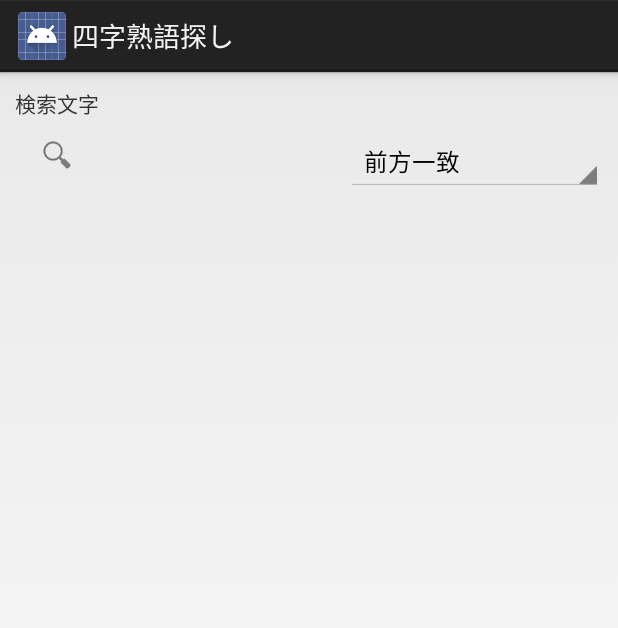
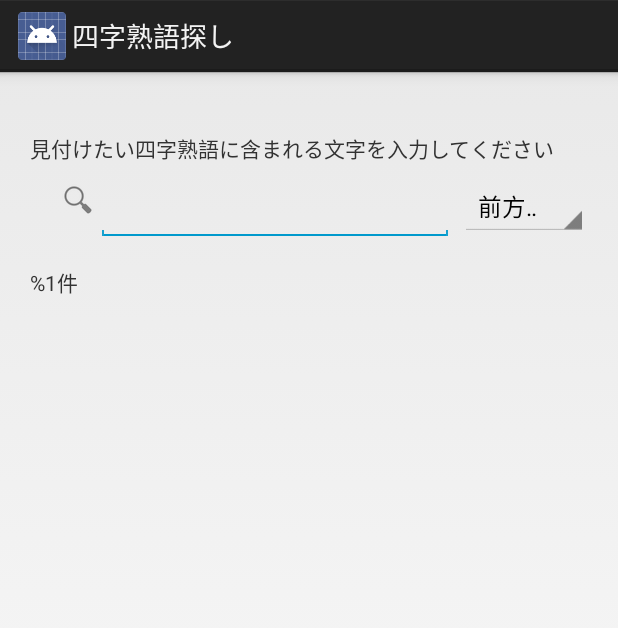
Before and after one commit to yoichi75jp/SearchIdiom4, an Android app: the screen it shows after launch (MainActivity), on a phone screen of 412 x 824 dp. Shown: the top 628 px of the screen. Run offline under Robolectric (Android 15) with nearby library versions, the phone set to English and light mode, and no system bars; our stand-ins replace AdMob.

Commit message:
一旦保存

```diff
--- a/app/src/main/AndroidManifest.xml
+++ b/app/src/main/AndroidManifest.xml
@@ -15,6 +15,10 @@
 
                 <category android:name="android.intent.category.LAUNCHER" />
             </intent-filter>
+            <intent-filter>
+                <!-- Search Intentを受け取れるようにする -->
+                <action android:name="android.intent.action.SEARCH" />
+            </intent-filter>
             <meta-data android:name="android.app.default_searchable"
                 android:value=".MainActivity" />
             <meta-data android:name="android.app.searchable"
--- a/app/src/main/java/com/aufthesis/searchidiom4/MainActivity.java
+++ b/app/src/main/java/com/aufthesis/searchidiom4/MainActivity.java
@@ -1,13 +1,53 @@
 package com.aufthesis.searchidiom4;
 
 import android.app.Activity;
+import android.app.SearchManager;
+import android.app.SearchableInfo;
+import android.content.ComponentName;
+import android.content.Context;
+import android.content.Intent;
 import android.os.Bundle;
+import android.widget.SearchView;
 
 public class MainActivity extends Activity {
+
+    private SearchView m_searchView;
 
     @Override
     protected void onCreate(Bundle savedInstanceState) {
         super.onCreate(savedInstanceState);
         setContentView(R.layout.activity_main);
+
+        m_searchView = findViewById(R.id.search_view);
+        m_searchView.setIconified(false);
+        m_searchView.setIconifiedByDefault(false);
+
+        SearchManager searchManager = (SearchManager)getSystemService(Context.SEARCH_SERVICE);
+        ComponentName compName = getComponentName();
+        SearchableInfo searchableInfo = searchManager.getSearchableInfo(compName);
+        m_searchView.setSearchableInfo(searchableInfo);
+        m_searchView.setOnQueryTextListener(new SearchView.OnQueryTextListener() {
+            @Override
+            public boolean onQueryTextSubmit(String query) {
+                // queryを用いて処理を行う
+                return false;
+            }
+
+            @Override
+            public boolean onQueryTextChange(String s) {
+                return false;
+            }
+        });
+    }
+
+    @Override
+    protected void onNewIntent(Intent intent) {
+        setIntent(intent);
+        if (Intent.ACTION_SEARCH.equals(intent.getAction())) {
+            String query = intent.getStringExtra(SearchManager.QUERY);
+            // m_searchViewに音声入力の結果を入れる
+            // 音声入力後にそのまま別のActivityに飛ばす等する際はここで処理をする
+            m_searchView.setQuery(query, false);
+        }
     }
 }
--- a/app/src/main/res/layout/activity_main.xml
+++ b/app/src/main/res/layout/activity_main.xml
@@ -3,7 +3,9 @@
     xmlns:android="http://schemas.android.com/apk/res/android"
     xmlns:app="http://schemas.android.com/apk/res-auto"
     xmlns:tools="http://schemas.android.com/tools"
-    android:padding="10dp"
+    android:paddingTop="20dp"
+    android:paddingStart="20dp"
+    android:paddingEnd="20dp"
     android:layout_width="match_parent"
     android:layout_height="match_parent"
     tools:context="com.aufthesis.searchidiom4.MainActivity">
@@ -16,6 +18,7 @@
         <TextView
             android:layout_width="wrap_content"
             android:layout_height="wrap_content"
+            android:paddingTop="20dp"
             android:text="@string/search_title"/>
 
         <LinearLayout
@@ -24,6 +27,7 @@
             android:orientation="horizontal">
 
             <SearchView
+                android:id="@+id/search_view"
                 android:layout_width="wrap_content"
                 android:layout_height="wrap_content"
                 android:layout_weight="7"/>
@@ -35,6 +39,42 @@
                 android:layout_gravity="bottom"
                 android:entries="@array/match_pattern"/>
 
+        </LinearLayout>
+
+    <LinearLayout
+        android:layout_width="match_parent"
+        android:layout_height="0dp"
+        android:layout_weight="8"
+        android:paddingTop="20dp"
+        android:orientation="vertical" >
+
+        <TextView
+            android:layout_width="wrap_content"
+            android:layout_height="wrap_content"
+            android:text="@string/search_count"/>
+
+        <ListView
+            android:id="@+id/list_answer"
+            android:layout_width="match_parent"
+            android:layout_height="wrap_content">
+
+        </ListView>
+    </LinearLayout>
+
+        <LinearLayout
+            android:layout_width="match_parent"
+            android:layout_height="0dp"
+            android:layout_weight="1"
+            android:gravity="bottom"
+            android:orientation="vertical" >
+
+            <com.google.android.gms.ads.AdView
+                xmlns:ads="http://schemas.android.com/apk/res-auto"
+                android:id="@+id/adView2"
+                android:layout_width="match_parent"
+                android:layout_height="wrap_content"
+                ads:adUnitId="@string/adUnitId"
+                ads:adSize="BANNER" />
 
         </LinearLayout>
 
--- a/app/src/main/res/values/strings.xml
+++ b/app/src/main/res/values/strings.xml
@@ -1,8 +1,8 @@
 <resources>
     <string name="app_name">四字熟語探し</string>
 
-    <string name="search_title">検索文字</string>
-    <string name="search_hint">入力してください</string>
+    <string name="search_title">見付けたい四字熟語に含まれる文字を入力してください</string>
+    <string name="search_hint">検索文字入力</string>
 
     <string-array name="match_pattern">
         <item>前方一致</item>
@@ -13,4 +13,6 @@
     <string name="switch_forward">前方一致</string>
     <string name="switch_partial">部分一致</string>
     <string name="switch_backward">後方一致</string>
+
+    <string name="search_count">%1件</string>
 </resources>
```
